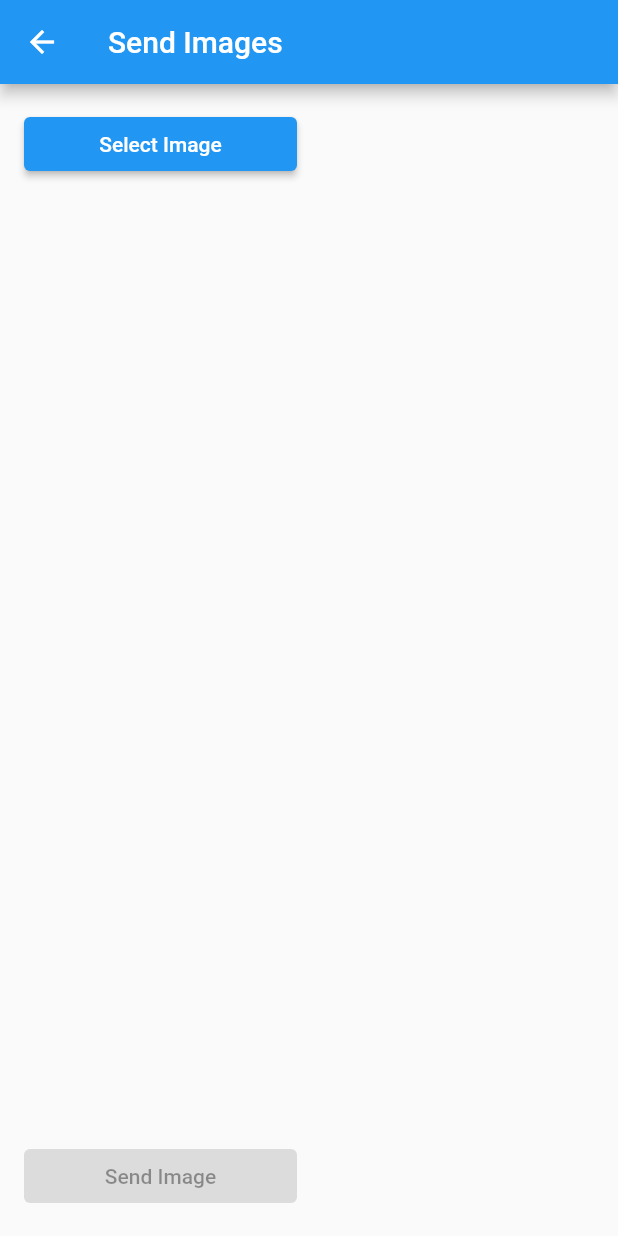
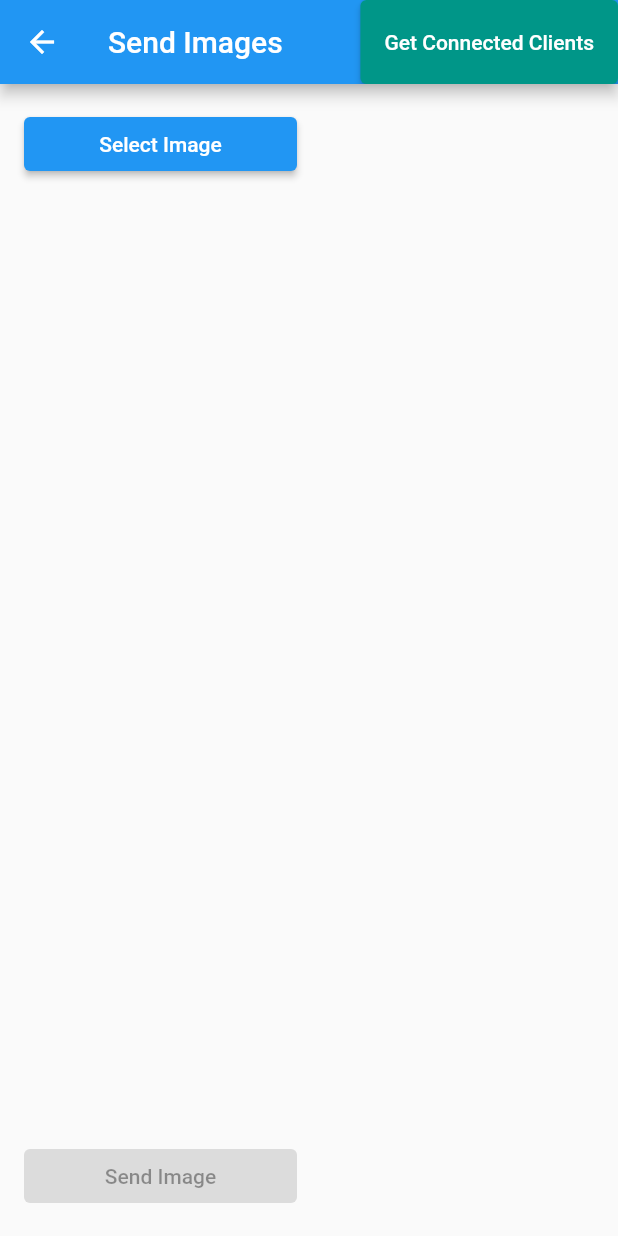
Before and after one commit to GlowTechPJM/DESKTOP, a Flutter app: the LayoutSelection screen opened by its route, after a tap on "Send Images", on a phone screen of 412 x 824 dp. Run offline on Flutter 3.47's test engine with Material 2 defaults, Android fonts, the phone set to English and light mode, and no system bars; our stand-ins replace image_picker; missing offline and left inert: window_manager.

Commit message:
modified:   desktop/lib/app_data.dart 	modified:   desktop/lib/layout_image.dart 	modified:   desktop/lib/layout_intro.dart 	modified:   desktop/lib/layout_login.dart 	modified:   desktop/lib/layout_message.dart 	modified:   desktop/lib/layout_selection.dart 	modified:   desktop/lib/main.dart

```diff
--- a/desktop/lib/layout_image.dart
+++ b/desktop/lib/layout_image.dart
@@ -1,6 +1,5 @@
 import 'dart:convert';
 import 'dart:io';
-import 'dart:typed_data';
 import 'package:desktop/app_data.dart';
 import 'package:flutter/material.dart';
 import 'package:image_picker/image_picker.dart';
@@ -45,6 +44,17 @@ class LayoutImageState extends State<LayoutImage> {
       child: Scaffold(
         appBar: AppBar(
           title: const Text('Send Images'),
+          actions: [
+            ElevatedButton(
+              onPressed: () async {
+                await appData.sendConnectedMessage(context);
+              },
+              style: ElevatedButton.styleFrom(
+                backgroundColor: Colors.teal,
+              ),
+              child: const Text('Get Connected Clients'),
+            ),
+          ],
         ),
         body: Padding(
           padding: const EdgeInsets.all(16.0),
--- a/desktop/lib/layout_intro.dart
+++ b/desktop/lib/layout_intro.dart
@@ -15,6 +15,7 @@ class LayoutIntroState extends State<LayoutIntro> {
 
   @override
   Widget build(BuildContext context) {
+    AppData appData = Provider.of<AppData>(context);
     return Scaffold(
       appBar: AppBar(
         title: const Center(child: Text('Led panel connection')),
--- a/desktop/lib/layout_selection.dart
+++ b/desktop/lib/layout_selection.dart
@@ -1,4 +1,6 @@
+import 'package:desktop/app_data.dart';
 import 'package:flutter/material.dart';
+import 'package:provider/provider.dart';
 
 class LayoutSelection extends StatefulWidget {
   const LayoutSelection({Key? key}) : super(key: key);
@@ -10,11 +12,23 @@ class LayoutSelection extends StatefulWidget {
 class LayoutSelectionState extends State<LayoutSelection> {
   @override
   Widget build(BuildContext context) {
+    AppData appData = Provider.of<AppData>(context);
     double buttonSize = MediaQuery.of(context).size.width * 0.2;
 
     return Scaffold(
       appBar: AppBar(
         title: const Text('Selection Screen'),
+        actions: [
+          ElevatedButton(
+            onPressed: () async {
+              await appData.sendConnectedMessage(context);
+            },
+            style: ElevatedButton.styleFrom(
+              backgroundColor: Colors.teal,
+            ),
+            child: const Text('Get Connected Clients'),
+          ),
+        ],
       ),
       body: Center(
         child: Row(
--- a/desktop/lib/main.dart
+++ b/desktop/lib/main.dart
@@ -5,6 +5,7 @@ import 'package:window_manager/window_manager.dart';
 import 'app_data.dart';
 import 'app.dart';
 
+final GlobalKey<NavigatorState> navigatorKey = GlobalKey<NavigatorState>();
 void main() async {
   // For Linux, macOS and Windows, initialize WindowManager
   try {
```
Also changed, not shown: desktop/lib/app_data.dart (+57 -9 lines), desktop/lib/layout_login.dart (+14 -3 lines), desktop/lib/layout_message.dart (+11 -0 lines).
